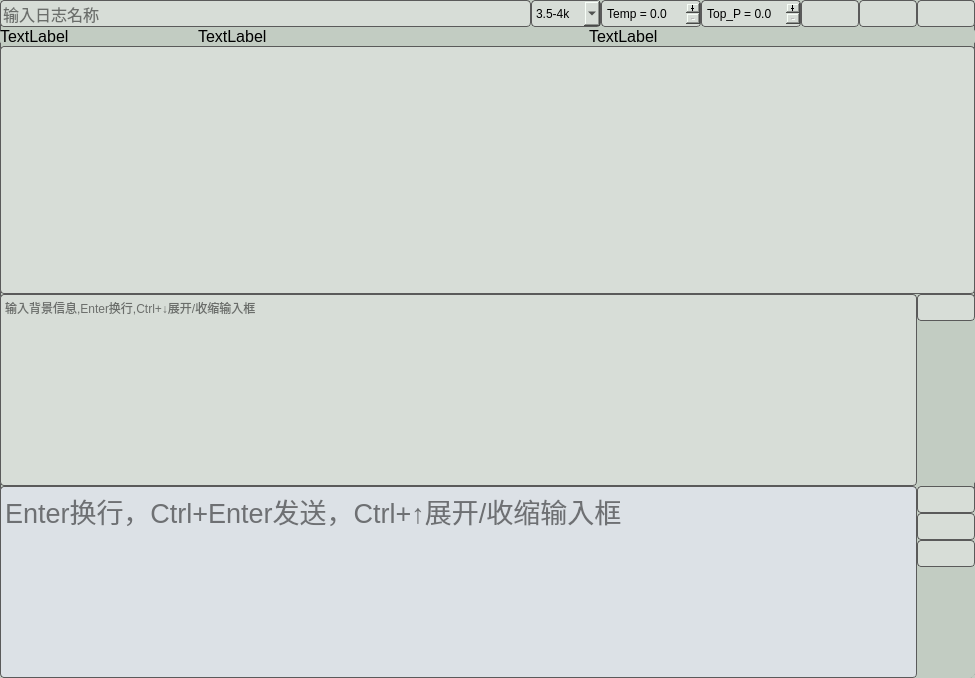
Qt form chatgpt_project/ui/chatgpt_ui.ui (bigdeeer/toolbox) before a commit.
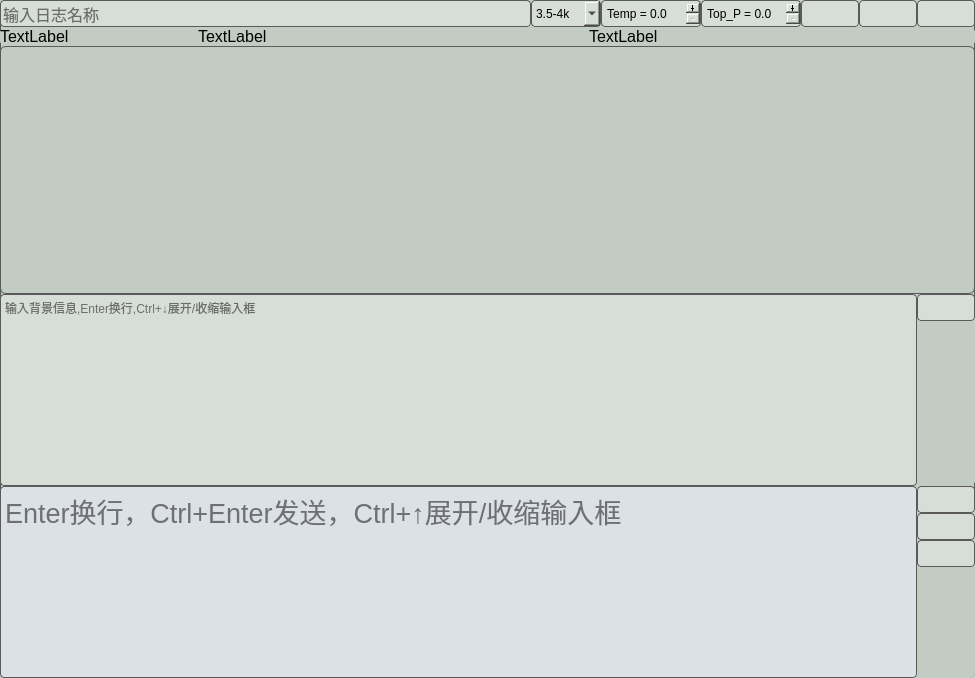
The same form after that commit. Icons and pictures are not drawn. Custom widgets are drawn as their Qt base class.

Commit message: dialog list 50%

Diff of the .ui file:
```diff
--- a/chatgpt_project/ui/chatgpt_ui.ui
+++ b/chatgpt_project/ui/chatgpt_ui.ui
@@ -452,47 +452,11 @@
     <item>
      <widget class="DialogList" name="dialog_list" native="true">
       <property name="sizePolicy">
-       <sizepolicy hsizetype="Preferred" vsizetype="Preferred">
-        <horstretch>0</horstretch>
-        <verstretch>0</verstretch>
-       </sizepolicy>
-      </property>
-     </widget>
-    </item>
-    <item>
-     <widget class="QTextEdit" name="dialog_edit">
-      <property name="sizePolicy">
        <sizepolicy hsizetype="Expanding" vsizetype="Expanding">
         <horstretch>0</horstretch>
         <verstretch>0</verstretch>
        </sizepolicy>
       </property>
-      <property name="font">
-       <font>
-        <pointsize>12</pointsize>
-       </font>
-      </property>
-      <property name="styleSheet">
-       <string notr="true">background-color:rgb(215,221,215);
-border:1px solid rgb(90,90,90);
-border-radius:4px;</string>
-      </property>
-      <property name="horizontalScrollBarPolicy">
-       <enum>Qt::ScrollBarAlwaysOff</enum>
-      </property>
-      <property name="readOnly">
-       <bool>true</bool>
-      </property>
-      <property name="html">
-       <string>&lt;!DOCTYPE HTML PUBLIC &quot;-//W3C//DTD HTML 4.0//EN&quot; &quot;http://www.w3.org/TR/REC-html40/strict.dtd&quot;&gt;
-&lt;html&gt;&lt;head&gt;&lt;meta name=&quot;qrichtext&quot; content=&quot;1&quot; /&gt;&lt;meta charset=&quot;utf-8&quot; /&gt;&lt;style type=&quot;text/css&quot;&gt;
-p, li { white-space: pre-wrap; }
-hr { height: 1px; border-width: 0; }
-li.unchecked::marker { content: &quot;\2610&quot;; }
-li.checked::marker { content: &quot;\2612&quot;; }
-&lt;/style&gt;&lt;/head&gt;&lt;body style=&quot; font-family:'Microsoft YaHei UI'; font-size:12pt; font-weight:400; font-style:normal;&quot;&gt;
-&lt;p style=&quot;-qt-paragraph-type:empty; margin-top:0px; margin-bottom:0px; margin-left:0px; margin-right:0px; -qt-block-indent:0; text-indent:0px;&quot;&gt;&lt;br /&gt;&lt;/p&gt;&lt;/body&gt;&lt;/html&gt;</string>
-      </property>
      </widget>
     </item>
     <item>
```
The commit also changes 7 other files.
